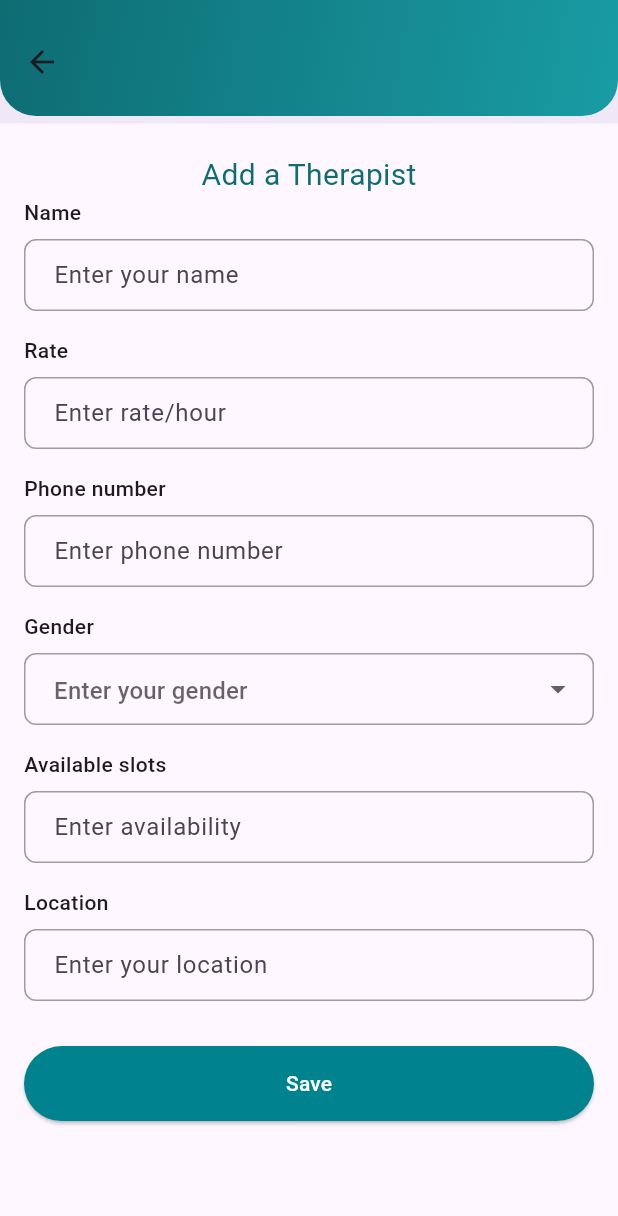
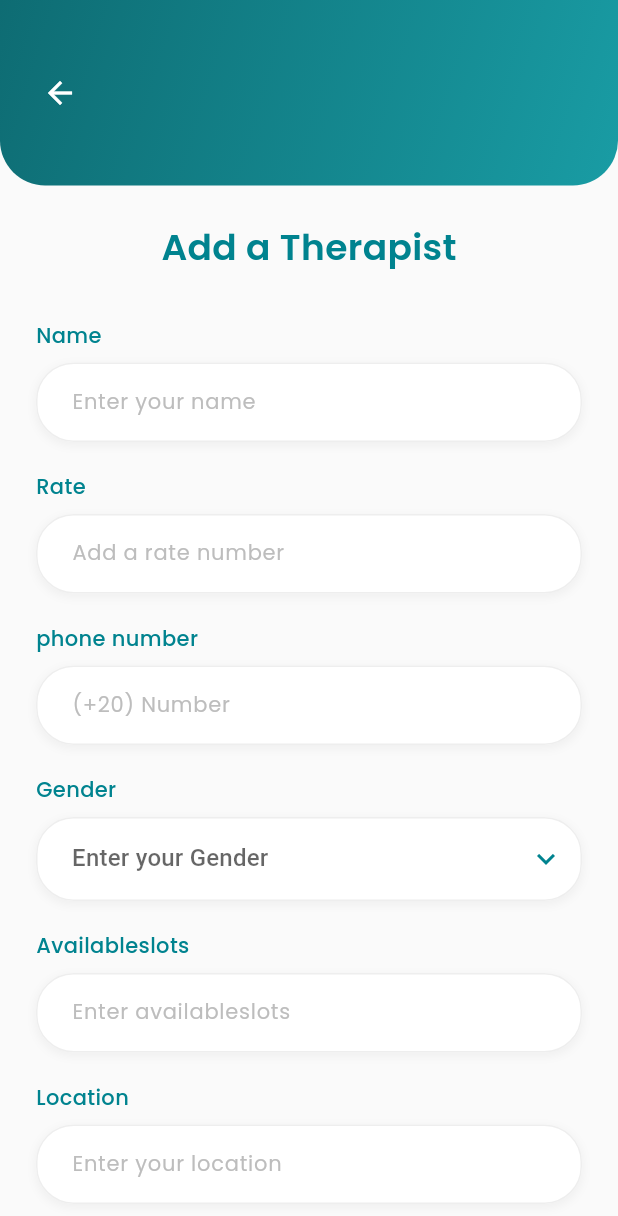
Before and after one commit to esmaeil57/DownDetect, a Flutter app: the AddTherapistScreen screen opened directly, on a phone screen of 412 x 824 dp. Shown: the top 1216 px of the screen. Run offline on Flutter 3.47's test engine with Material 3 defaults, Android fonts, the phone set to English and light mode, and no system bars; our stand-ins replace dio, google_fonts, image_picker, jwt_decoder, shared_preferences; accounts and stored records are empty; network calls fail.

Commit message:
change the addTherapist Form

```diff
--- a/lib/main.dart
+++ b/lib/main.dart
@@ -11,6 +11,7 @@ import 'package:down_detect/view_model/therapist_viewmodel.dart';
 import 'package:down_detect/views/splash_screen.dart';
 import 'package:flutter/material.dart';
 import 'package:provider/provider.dart';
+import 'core/network/api_client.dart';
 import 'view_model/auth_viewmodel.dart';
 
 void main() async{
--- a/lib/view_model/auth_viewmodel.dart
+++ b/lib/view_model/auth_viewmodel.dart
@@ -2,6 +2,7 @@ import 'package:flutter/material.dart';
 import 'package:jwt_decoder/jwt_decoder.dart';
 import 'package:shared_preferences/shared_preferences.dart';
 import 'package:provider/provider.dart';
+import '../core/network/api_client.dart';
 import '../data/models/user_model.dart';
 import '../../data/services/user_service.dart';
 import 'package:down_detect/view_model/profile_viewmodel.dart';
@@ -59,6 +60,7 @@ class AuthViewModel extends ChangeNotifier {
         );
         _token = savedToken;
         _isLoggedIn = true;
+        ApiClient.setAuthToken(savedToken);
         notifyListeners();
       } catch (e) {
         await prefs.remove('token'); // Remove corrupt/expired token
@@ -98,6 +100,7 @@ class AuthViewModel extends ChangeNotifier {
       final prefs = await SharedPreferences.getInstance();
       await prefs.setString('token', token);
 
+      ApiClient.setAuthToken(token);
       // Reset and reload the profile view model to refresh user data
       await _resetProfileViewModel(context);
 
@@ -144,6 +147,7 @@ class AuthViewModel extends ChangeNotifier {
 
     final prefs = await SharedPreferences.getInstance();
     await prefs.remove('token');
+    ApiClient.clearAuthToken();
 
     // Reset the profile view model when logging out
     await _resetProfileViewModel(context);
--- a/lib/views/add_therapist_screen.dart
+++ b/lib/views/add_therapist_screen.dart
@@ -35,15 +35,14 @@ class _AddTherapistScreenState extends State<AddTherapistScreen> {
   @override
   Widget build(BuildContext context) {
     final size = MediaQuery.of(context).size;
-    final isSmallScreen = size.width < 600;
 
     return Scaffold(
-      appBar: AppBar(
-        toolbarHeight: MediaQuery.of(context).size.height * 0.1,
-        elevation: 4,
-        backgroundColor: Colors.transparent,
-        flexibleSpace: Container(
-          margin: EdgeInsets.only(bottom: 5),
+      backgroundColor: Colors.grey[50],
+      body: Column(
+        children: [
+          // Custom AppBar
+          Container(
+            height: MediaQuery.of(context).size.height * 0.15,
             decoration: const BoxDecoration(
               gradient: LinearGradient(
                 colors: [Color(0xFF0E6C73), Color(0xFF199CA4)],
@@ -51,26 +50,52 @@ class _AddTherapistScreenState extends State<AddTherapistScreen> {
                 end: Alignment.bottomRight,
               ),
               borderRadius: BorderRadius.only(
-              bottomLeft: Radius.circular(24),
-              bottomRight: Radius.circular(24),
+                bottomLeft: Radius.circular(30),
+                bottomRight: Radius.circular(30),
+              ),
+            ),
+            child: SafeArea(
+              child: Padding(
+                padding: const EdgeInsets.symmetric(horizontal: 16),
+                child: Row(
+                  children: [
+                    IconButton(
+                      onPressed: () => Navigator.of(context).pop(),
+                      icon: const Icon(
+                        Icons.arrow_back,
+                        color: Colors.white,
+                        size: 24,
+                      ),
+                    ),
+                  ],
                 ),
               ),
             ),
           ),
-      body: SingleChildScrollView(
-        padding: EdgeInsets.symmetric(
-          horizontal: isSmallScreen ? 16 : size.width * 0.1,
-          vertical: 20,
-        ),
+
+          // Form Content
+          Expanded(
+            child: SingleChildScrollView(
+              padding: const EdgeInsets.all(24),
               child: Form(
                 key: _formKey,
                 child: Column(
                   crossAxisAlignment: CrossAxisAlignment.start,
                   children: [
+                    // Title
                     Center(
-                child: Text("Add a Therapist",style:GoogleFonts.paytoneOne(fontSize: 20 ,fontWeight: FontWeight.normal ,
-                    color: Color(0xff0E6C73),)),
+                      child: Text(
+                        "Add a Therapist",
+                        style: GoogleFonts.poppins(
+                          fontSize: 24,
+                          fontWeight: FontWeight.w600,
+                          color: const Color(0xFF00838F),
                         ),
+                      ),
+                    ),
+                    const SizedBox(height: 32),
+
+                    // Name Field
                     _buildFormField(
                       label: 'Name',
                       controller: _nameController,
@@ -82,12 +107,13 @@ class _AddTherapistScreenState extends State<AddTherapistScreen> {
                         return null;
                       },
                     ),
-              const SizedBox(height: 16),
+                    const SizedBox(height: 20),
 
+                    // Rate Field
                     _buildFormField(
                       label: 'Rate',
                       controller: _rateController,
-                hint: 'Enter rate/hour',
+                      hint: 'Add a rate number',
                       validator: (value) {
                         if (value == null || value.isEmpty) {
                           return 'Please enter a rate';
@@ -95,12 +121,13 @@ class _AddTherapistScreenState extends State<AddTherapistScreen> {
                         return null;
                       },
                     ),
-              const SizedBox(height: 16),
+                    const SizedBox(height: 20),
 
+                    // Phone Field
                     _buildFormField(
-                label: 'Phone number',
+                      label: 'phone number',
                       controller: _phoneController,
-                hint: 'Enter phone number',
+                      hint: '(+20) Number',
                       validator: (value) {
                         if (value == null || value.isEmpty) {
                           return 'Please enter a phone number';
@@ -108,15 +135,17 @@ class _AddTherapistScreenState extends State<AddTherapistScreen> {
                         return null;
                       },
                     ),
-              const SizedBox(height: 16),
+                    const SizedBox(height: 20),
 
+                    // Gender Dropdown
                     _buildGenderDropdown(),
-              const SizedBox(height: 16),
+                    const SizedBox(height: 20),
 
+                    // Available Slots Field
                     _buildFormField(
-                label: 'Available slots',
+                      label: 'Availableslots',
                       controller: _availableSlotsController,
-                hint: 'Enter availability',
+                      hint: 'Enter availableslots',
                       validator: (value) {
                         if (value == null || value.isEmpty) {
                           return 'Please enter available slots';
@@ -124,8 +153,9 @@ class _AddTherapistScreenState extends State<AddTherapistScreen> {
                         return null;
                       },
                     ),
-              const SizedBox(height: 16),
+                    const SizedBox(height: 20),
 
+                    // Location Field
                     _buildFormField(
                       label: 'Location',
                       controller: _locationController,
@@ -137,23 +167,37 @@ class _AddTherapistScreenState extends State<AddTherapistScreen> {
                         return null;
                       },
                     ),
-              const SizedBox(height: 30),
+                    const SizedBox(height: 40),
 
+                    // Save Button
                     SizedBox(
                       width: double.infinity,
-                height: 50,
+                      height: 56,
                       child: ElevatedButton(
                         style: ElevatedButton.styleFrom(
                           backgroundColor: const Color(0xFF00838F),
                           foregroundColor: Colors.white,
+                          elevation: 2,
+                          shape: RoundedRectangleBorder(
+                            borderRadius: BorderRadius.circular(28),
+                          ),
                         ),
                         onPressed: _submitForm,
-                  child: const Text('Save'),
+                        child: Text(
+                          'Save',
+                          style: GoogleFonts.poppins(
+                            fontSize: 16,
+                            fontWeight: FontWeight.w600,
+                          ),
+                        ),
                       ),
                     ),
                   ],
                 ),
               ),
+            ),
+          ),
+        ],
       ),
     );
   }
@@ -169,27 +213,59 @@ class _AddTherapistScreenState extends State<AddTherapistScreen> {
       children: [
         Text(
           label,
-          style: const TextStyle(
+          style: GoogleFonts.poppins(
             fontSize: 14,
             fontWeight: FontWeight.w500,
+            color: const Color(0xFF00838F),
           ),
         ),
         const SizedBox(height: 8),
-        TextFormField(
+        Container(
+          decoration: BoxDecoration(
+            borderRadius: BorderRadius.circular(25),
+            boxShadow: [
+              BoxShadow(
+                color: Colors.grey.withOpacity(0.1),
+                spreadRadius: 1,
+                blurRadius: 4,
+                offset: const Offset(0, 2),
+              ),
+            ],
+          ),
+          child: TextFormField(
             controller: controller,
+            style: GoogleFonts.poppins(
+              fontSize: 14,
+              color: Colors.grey[600],
+            ),
             decoration: InputDecoration(
               hintText: hint,
-            contentPadding: const EdgeInsets.symmetric(horizontal: 16, vertical: 12),
+              hintStyle: GoogleFonts.poppins(
+                fontSize: 14,
+                color: Colors.grey[400],
+              ),
+              contentPadding: const EdgeInsets.symmetric(horizontal: 20, vertical: 16),
+              filled: true,
+              fillColor: Colors.white,
               border: OutlineInputBorder(
-              borderRadius: BorderRadius.circular(8),
-              borderSide: const BorderSide(color: Colors.grey),
+                borderRadius: BorderRadius.circular(25),
+                borderSide: BorderSide.none,
               ),
               enabledBorder: OutlineInputBorder(
-              borderRadius: BorderRadius.circular(8),
-              borderSide: const BorderSide(color: Colors.grey),
+                borderRadius: BorderRadius.circular(25),
+                borderSide: BorderSide(color: Colors.grey[200]!, width: 1),
+              ),
+              focusedBorder: OutlineInputBorder(
+                borderRadius: BorderRadius.circular(25),
+                borderSide: const BorderSide(color: Color(0xFF00838F), width: 2),
+              ),
+              errorBorder: OutlineInputBorder(
+                borderRadius: BorderRadius.circular(25),
+                borderSide: const BorderSide(color: Colors.red, width: 1),
               ),
             ),
             validator: validator,
+          ),
         ),
       ],
     );
@@ -199,25 +275,48 @@ class _AddTherapistScreenState extends State<AddTherapistScreen> {
     return Column(
       crossAxisAlignment: CrossAxisAlignment.start,
       children: [
-        const Text(
+        Text(
           'Gender',
-          style: TextStyle(
+          style: GoogleFonts.poppins(
             fontSize: 14,
             fontWeight: FontWeight.w500,
+            color: const Color(0xFF00838F),
           ),
         ),
         const SizedBox(height: 8),
-        DropdownButtonFormField<String>(
+        Container(
+          decoration: BoxDecoration(
+            borderRadius: BorderRadius.circular(25),
+            boxShadow: [
+              BoxShadow(
+                color: Colors.grey.withOpacity(0.1),
+                spreadRadius: 1,
+                blurRadius: 4,
+                offset: const Offset(0, 2),
+              ),
+            ],
+          ),
+          child: DropdownButtonFormField<String>(
             decoration: InputDecoration(
-            hintText: 'Enter your gender',
-            contentPadding: const EdgeInsets.symmetric(horizontal: 16, vertical: 12),
+              hintText: 'Enter your Gender',
+              hintStyle: GoogleFonts.poppins(
+                fontSize: 14,
+                color: Colors.grey[400],
+              ),
+              contentPadding: const EdgeInsets.symmetric(horizontal: 20, vertical: 16),
+              filled: true,
+              fillColor: Colors.white,
               border: OutlineInputBorder(
-              borderRadius: BorderRadius.circular(8),
-              borderSide: const BorderSide(color: Colors.grey),
+                borderRadius: BorderRadius.circular(25),
+                borderSide: BorderSide.none,
               ),
               enabledBorder: OutlineInputBorder(
-              borderRadius: BorderRadius.circular(8),
-              borderSide: const BorderSide(color: Colors.grey),
+                borderRadius: BorderRadius.circular(25),
+                borderSide: BorderSide(color: Colors.grey[200]!, width: 1),
+              ),
+              focusedBorder: OutlineInputBorder(
+                borderRadius: BorderRadius.circular(25),
+                borderSide: const BorderSide(color: Color(0xFF00838F), width: 2),
               ),
             ),
             value: _selectedGender,
@@ -227,10 +326,16 @@ class _AddTherapistScreenState extends State<AddTherapistScreen> {
               }
               return null;
             },
-          items: ['Male', 'Female', 'Other'].map((String gender) {
+            items: ['Male', 'Female'].map((String gender) {
               return DropdownMenuItem<String>(
                 value: gender,
-              child: Text(gender),
+                child: Text(
+                  gender,
+                  style: GoogleFonts.poppins(
+                    fontSize: 14,
+                    color: Colors.grey[600],
+                  ),
+                ),
               );
             }).toList(),
             onChanged: (String? newValue) {
@@ -238,35 +343,76 @@ class _AddTherapistScreenState extends State<AddTherapistScreen> {
                 _selectedGender = newValue;
               });
             },
+            icon: const Icon(
+              Icons.keyboard_arrow_down,
+              color: Color(0xFF00838F),
+            ),
+          ),
         ),
       ],
     );
   }
 
-  void _submitForm() {
+  void _submitForm() async {
     if (_formKey.currentState!.validate()) {
+      // Show loading indicator
+      showDialog(
+        context: context,
+        barrierDismissible: false,
+        builder: (BuildContext context) {
+          return const AlertDialog(
+            content: Row(
+              children: [
+                CircularProgressIndicator(),
+                SizedBox(width: 20),
+                Text("Adding therapist..."),
+              ],
+            ),
+          );
+        },
+      );
+
+      try {
         final therapist = Therapist(
           id: '', // ID will be assigned by the server
-        name: _nameController.text,
-        phonenumber: _phoneController.text,
-        rate: _rateController.text,
-        location: _locationController.text,
-        availableSlots: _availableSlotsController.text,
+          name: _nameController.text.trim(),
+          phonenumber: _phoneController.text.trim(),
+          rate: _rateController.text.trim(),
+          location: _locationController.text.trim(),
+          availableSlots: _availableSlotsController.text.trim(),
           gender: _selectedGender ?? '',
         );
 
-      Provider.of<TherapistViewModel>(context, listen: false)
-          .addTherapist(therapist)
-          .then((_) {
+        print('Form data: ${therapist.toJson()}'); // Debug log
+
+        // Get the ViewModel
+        final therapistViewModel = Provider.of<TherapistViewModel>(context, listen: false);
+
+        // Add therapist
+        await therapistViewModel.addTherapist(therapist);
+
+        // Hide loading indicator
+        if (mounted) Navigator.of(context).pop();
+
+        // Show success message
+        if (mounted) {
           ScaffoldMessenger.of(context).showSnackBar(
-          const SnackBar(content: Text('Therapist added successfully')),
+            SnackBar(
+              content: const Text('Therapist added successfully!'),
+              backgroundColor: Colors.green,
+              duration: const Duration(seconds: 2),
+            ),
           );
-        Navigator.of(context).pop();
-      }).catchError((error) {
-        ScaffoldMessenger.of(context).showSnackBar(
-          SnackBar(content: Text('Error: ${error.toString()}')),
-        );
-      });
+
+          // Navigate back to previous screen
+          Navigator.of(context).pop(true); // Pass true to indicate success
+        }
+
+      } catch (error) {
+        print('Submit form error: $error'); // Debug log
+        // Hide loading indicator
+        if (mounted) Navigator.of(context).pop();
       }
     }
   }
+}
--- a/lib/views/therapist_list_screen.dart
+++ b/lib/views/therapist_list_screen.dart
@@ -220,6 +220,7 @@ class _TherapistListScreenState extends State<TherapistListScreen> {
         );
 
         if (authViewModel.isAdmin) {
+          print(authViewModel.isAdmin);
           return Dismissible(
             key: ValueKey(therapist.id),
             background: Container(
```
Also changed, not shown: lib/view_model/therapist_viewmodel.dart (+40 -6 lines). Lines whose indentation alone changed are shown as unchanged.
